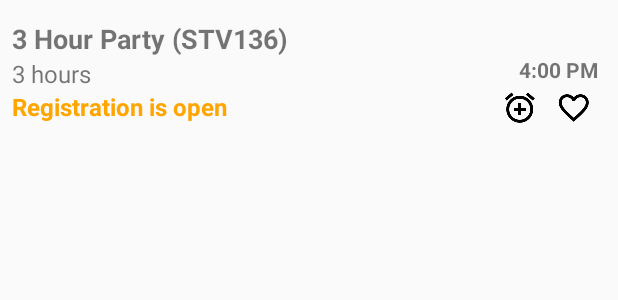
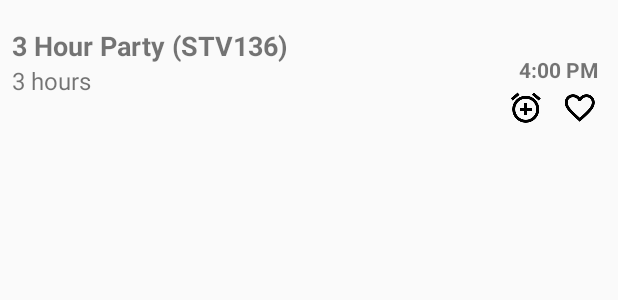
Before and after one commit to jrobinson3k1/Path-of-Exile-Racer, an Android app: the layout item_race.xml on its own in the app's theme, with its tools: preview values and no code run, on a phone screen of 412 x 824 dp. Shown: the top 300 px of the screen. Run offline under Robolectric (Android 15) with nearby library versions, the phone set to English and light mode, and no system bars.

```diff
--- a/app/src/main/res/layout/activity_main.xml
+++ b/app/src/main/res/layout/activity_main.xml
@@ -19,6 +19,7 @@
             android:layout_width="240dp"
             android:layout_height="match_parent"
             android:layout_gravity="start"
-            android:background="#000" />
+            android:background="?android:colorBackground"
+            android:elevation="16dp" />
     </android.support.v4.widget.DrawerLayout>
 </LinearLayout>
--- a/app/src/main/res/layout/item_race.xml
+++ b/app/src/main/res/layout/item_race.xml
@@ -4,14 +4,13 @@
     android:layout_width="match_parent"
     android:layout_height="96dp"
     android:baselineAligned="false"
-    android:gravity="center_vertical"
     android:padding="8dp">
 
     <LinearLayout
         android:layout_width="0dp"
         android:layout_height="wrap_content"
+        android:layout_marginTop="10dp"
         android:layout_weight="1"
-        android:gravity="center_vertical"
         android:orientation="vertical">
 
         <TextView
@@ -30,16 +29,6 @@
             android:singleLine="true"
             android:textSize="16sp"
             tools:text="3 hours" />
-
-        <TextView
-            android:id="@+id/status"
-            android:layout_width="wrap_content"
-            android:layout_height="wrap_content"
-            android:lines="1"
-            android:textSize="16sp"
-            android:textStyle="bold"
-            tools:text="Registration is open"
-            tools:textColor="@color/orange" />
     </LinearLayout>
 
     <Space
@@ -56,7 +45,7 @@
         android:orientation="vertical">
 
         <TextView
-            android:id="@+id/start_time"
+            android:id="@+id/time"
             android:layout_width="wrap_content"
             android:layout_height="wrap_content"
             android:lines="1"
@@ -66,7 +55,8 @@
 
         <LinearLayout
             android:layout_width="wrap_content"
-            android:layout_height="wrap_content">
+            android:layout_height="wrap_content"
+            android:layout_marginRight="-4dp">
 
             <ImageButton
                 android:layout_width="wrap_content"
--- a/app/src/main/res/values/colors.xml
+++ b/app/src/main/res/values/colors.xml
@@ -13,7 +13,7 @@
     <color name="rank_none">#00000000</color>
 
     <!-- Status -->
-    <color name="green">#006400</color>
+    <color name="green">#00aa00</color>
     <color name="orange">#ffa500</color>
     <color name="red">#ff0000</color>
 </resources>
```
Also changed, not shown: app/src/main/java/com/jasonrobinson/racer/adapter/RacesAdapter.java (renamed from app/src/main/java/com/jasonrobinson/racer/adapter/UpcomingAdapter.java, +22 -16 lines), app/src/main/java/com/jasonrobinson/racer/ui/race/UpcomingFragment.java (+4 -4 lines), app/src/main/java/com/jasonrobinson/racer/ui/view/DateDecoration.java (+9 -8 lines), app/src/main/java/com/jasonrobinson/racer/util/RacerTimeUtils.java (deleted, +0 -38 lines), app/src/main/java/com/jasonrobinson/racer/util/TimeUtils.java (added, +101 -0 lines), app/src/main/res/values/strings.xml (+11 -1 lines).
